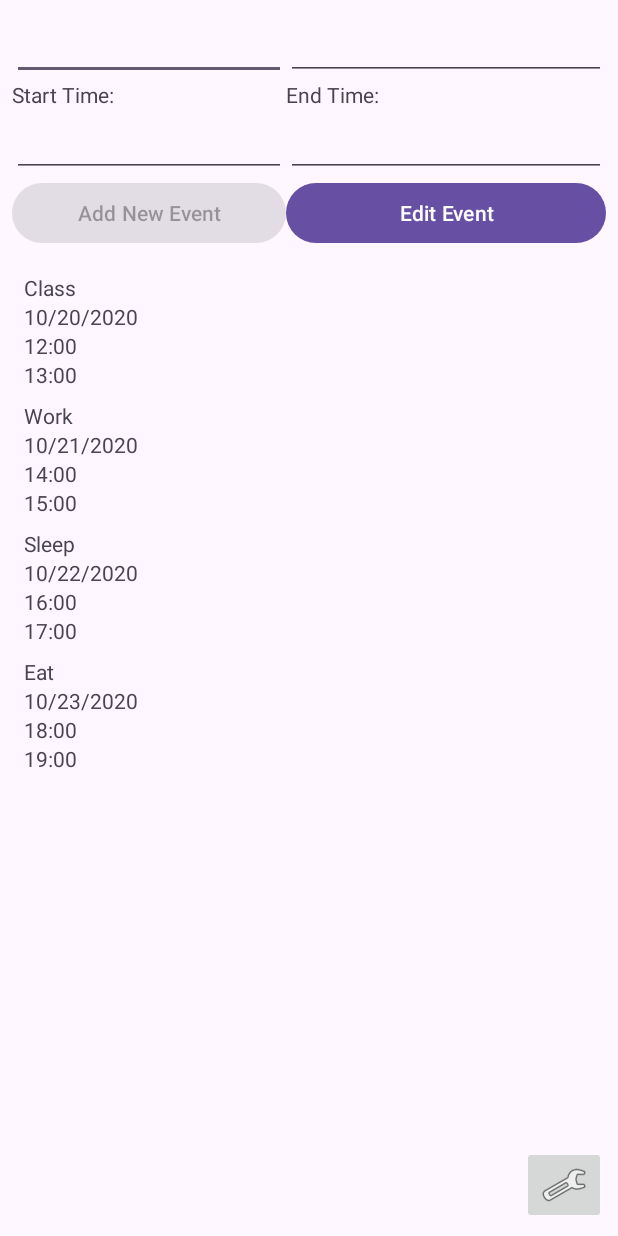
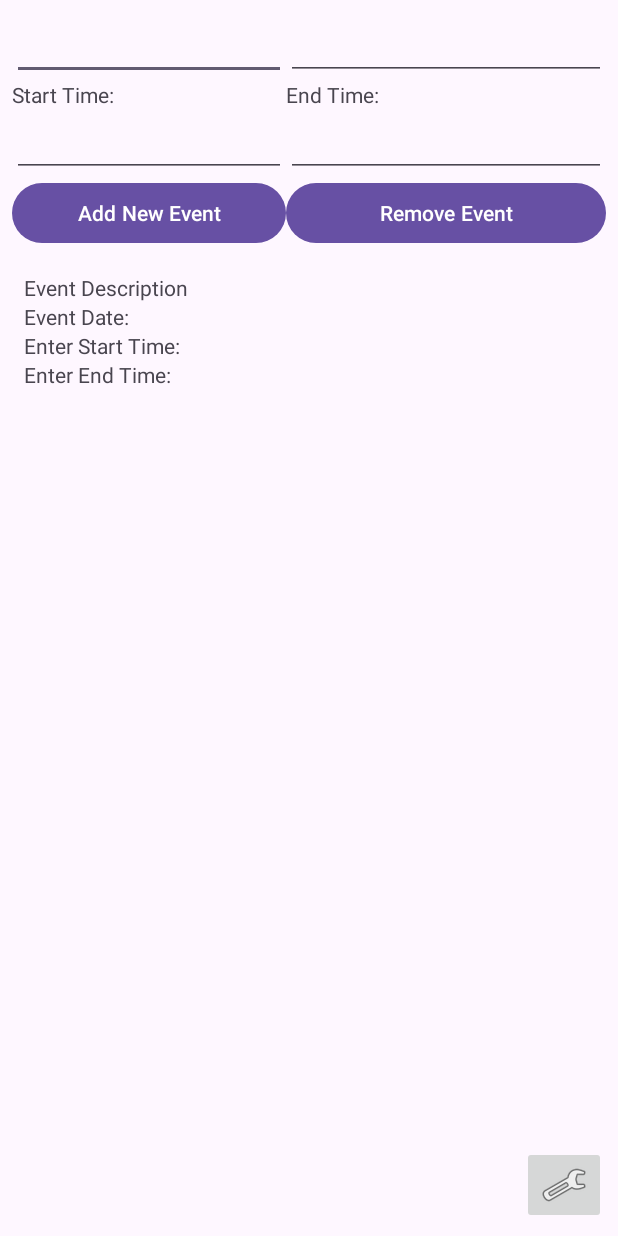
Before and after one commit to DavidObst-create/DavidObst_CIS3334_Project1, an Android app: the screen it shows after launch (MainActivity), after a tap on "Add New Event", on a phone screen of 412 x 824 dp. Run offline under Robolectric (Android 15) with nearby library versions, the phone set to English and light mode, and no system bars; our stand-ins replace Room's generated code.

Commit message:
Created the event Adapter, viewHolder, and layout. Also created simulated data to populate an array list to verify that things are progressing as expected. The buttons currently don't work, but will be enabled when appropriate. In the Add New Event case, the button will enable when there is data in all four of the editText fields. When an event in the recycler is focused, the data from that event object will populate the editTexts so the user can change the data if needed. Once the data has been changed in any of the fields, the Edit button will enable to allow the user to save the change they made.

```diff
--- a/app/src/main/AndroidManifest.xml
+++ b/app/src/main/AndroidManifest.xml
@@ -3,6 +3,7 @@
     xmlns:tools="http://schemas.android.com/tools">
 
     <application
+        android:appComponentFactory="android.support.v4.app.CoreComponentFactory"
         android:allowBackup="true"
         android:dataExtractionRules="@xml/data_extraction_rules"
         android:fullBackupContent="@xml/backup_rules"
@@ -11,7 +12,8 @@
         android:roundIcon="@mipmap/ic_launcher_round"
         android:supportsRtl="true"
         android:theme="@style/Theme.DavidObst_CIS3334_Project1"
-        tools:targetApi="31">
+        tools:targetApi="31"
+        tools:replace="android:appComponentFactory">
         <activity
             android:name=".ActivityReminderSettings"
             android:exported="false" />
--- a/app/src/main/java/com/example/davidobst_cis3334_project1/Event.java
+++ b/app/src/main/java/com/example/davidobst_cis3334_project1/Event.java
@@ -1,13 +1,25 @@
 package com.example.davidobst_cis3334_project1;
 
+import android.util.Log;
+
+import androidx.annotation.NonNull;
+import androidx.room.ColumnInfo;
 import androidx.room.Entity;
 import androidx.room.PrimaryKey;
 
 @Entity
 public class Event {
+    //@NonNull
+    //@ColumnInfo(name = "eventDescription")
     private String eventDescription;
+    //@NonNull
+    //@ColumnInfo(name = "eventDate")
     private String eventDate;
+    //@NonNull
+    //@ColumnInfo(name = "eventStart")
     private String eventStart;
+    //@NonNull
+    //@ColumnInfo(name = "eventEnd")
     private String eventEnd;
 
     @PrimaryKey(autoGenerate = true)
@@ -18,6 +30,7 @@ public class Event {
         this.eventDate = eventDate;
         this.eventStart = eventStart;
         this.eventEnd = eventEnd;
+        Log.d("CIS 3334","Event constructor has been called");
     }
 
     public String getEventDescription() {
--- a/app/src/main/java/com/example/davidobst_cis3334_project1/EventAdapter.java
+++ b/app/src/main/java/com/example/davidobst_cis3334_project1/EventAdapter.java
@@ -22,10 +22,11 @@ public class EventAdapter extends RecyclerView.Adapter<EventViewHolder> {
 
         eventList = new ArrayList<>();
 
-        eventList.add(new Event("Class", "10/20/2020", "12:00", "13:00"));
-        eventList.add(new Event("Work", "10/21/2020", "14:00", "15:00"));
-        eventList.add(new Event("Sleep", "10/22/2020", "16:00", "17:00"));
-        eventList.add(new Event("Eat", "10/23/2020", "18:00", "19:00"));
+        //test data
+        //eventList.add(new Event("Class", "10/20/2020", "12:00", "13:00"));
+        //eventList.add(new Event("Work", "10/21/2020", "14:00", "15:00"));
+        //eventList.add(new Event("Sleep", "10/22/2020", "16:00", "17:00"));
+        //eventList.add(new Event("Eat", "10/23/2020", "18:00", "19:00"));
     }
 
     @NonNull
@@ -56,4 +57,14 @@ public class EventAdapter extends RecyclerView.Adapter<EventViewHolder> {
         eventList.add(event);
         notifyDataSetChanged();
     }
+
+    public void setEventList(List<Event> eventList) {
+        this.eventList = eventList;
+        notifyDataSetChanged();
+    }
+
+    public void addAllEvents(List<Event> events) {
+        eventList.addAll(events);
+        notifyDataSetChanged();
+    }
 }
--- a/app/src/main/java/com/example/davidobst_cis3334_project1/EventRepository.java
+++ b/app/src/main/java/com/example/davidobst_cis3334_project1/EventRepository.java
@@ -30,4 +30,10 @@ public class EventRepository {
             eventDao.insert(event);
         });
     }
+
+    void delete(Event event) {
+        EventDatabase.databaseWriteExecutor.execute(() -> {
+            eventDao.delete(event);
+        });
+    }
 }
--- a/app/src/main/java/com/example/davidobst_cis3334_project1/MainActivity.java
+++ b/app/src/main/java/com/example/davidobst_cis3334_project1/MainActivity.java
@@ -2,6 +2,8 @@ package com.example.davidobst_cis3334_project1;
 
 import androidx.annotation.Nullable;
 import androidx.appcompat.app.AppCompatActivity;
+import androidx.lifecycle.LiveData;
+import androidx.lifecycle.MutableLiveData;
 import androidx.lifecycle.Observer;
 import androidx.lifecycle.ViewModelProvider;
 import androidx.recyclerview.widget.LinearLayoutManager;
@@ -26,12 +28,15 @@ public class MainActivity extends AppCompatActivity {
     EditText eventStart;
     EditText eventEnd;
     Button buttonAdd;
-    Button buttonEdit;
+    Button buttonRemove;
     ImageButton buttonSettings;
     MainViewModel mainViewModel;
     RecyclerView recyclerView;
+    EventAdapter adapter = new EventAdapter(getApplication(), mainViewModel);
 
-    ArrayList<Event> eventList = new ArrayList<>();
+    List<Event> eventList = new ArrayList<>();
+    //LiveData<List<Event>> eventListLiveData;
+
 
 
 
@@ -48,36 +53,38 @@ public class MainActivity extends AppCompatActivity {
         eventStart = (EditText) findViewById(R.id.editTimeStart);
         eventEnd = (EditText) findViewById(R.id.editTimeEnd);
         buttonAdd = (Button) findViewById(R.id.buttonAdd);
-        buttonEdit = (Button) findViewById(R.id.buttonEdit);
+        buttonRemove = (Button) findViewById(R.id.buttonRemove);
         buttonSettings = (ImageButton) findViewById(R.id.buttonSettings);
+
+        //eventListLiveData = mainViewModel.getAllEvents();
+
+
+
+
         recyclerView = (RecyclerView) findViewById(R.id.recyclerView);
-
-        EventAdapter adapter = new EventAdapter(getApplication(), mainViewModel);
         recyclerView.setAdapter(adapter);
         recyclerView.setLayoutManager(new LinearLayoutManager(this));
 
         setupAddEventButton();
-
+        setupRemoveEventButton();
         setupEditTextDate();
         setupEditTextDescription();
         setupEditStartTime();
         setupEditEndTime();
+        setupLiveDataObserver();
+
+        /*
+        eventListLiveData.observe(this, new Observer<List<Event>>() {
+            @Override
+            public void onChanged(List<Event> myItens) {
+                adapter.setEventList(myItens);
+            }
+        });
+
+         */
+    }
 
 
-        /*
-        //Check if editTextViews are empty
-        if (eventDescription.getText().toString().isEmpty()
-                && eventDate.getText().toString().isEmpty()
-                && eventStart.getText().toString().isEmpty()
-                && eventEnd.getText().toString().isEmpty()) {
-            buttonAdd.setEnabled(false);
-            buttonEdit.setEnabled(false);
-        } else {
-            buttonAdd.setEnabled(true);
-            buttonEdit.setEnabled(true);
-        }
-        */
-    }
 
     private void setupAddEventButton() {
         buttonAdd = (Button) findViewById(R.id.buttonAdd);
@@ -86,28 +93,57 @@ public class MainActivity extends AppCompatActivity {
            public void onClick(View v) {
                Log.d("CIS 3334", "Add Event Button Clicked");
 
-               //make sure the editTextViews are not empty
-               if (eventDescription.getText() != null &&
-                       eventDate.getText() != null &&
-                       eventStart.getText() != null &&
-                       eventEnd.getText() != null) {
+               try {
+                   String description = eventDescription.getText().toString();
+                   String date = eventDate.getText().toString();
+                   String start = eventStart.getText().toString();
+                   String end = eventEnd.getText().toString();
 
+                   //add event to database
+                   mainViewModel.insert(description, date, start, end);
 
-                   //add the event to the database
-                   mainViewModel.insert(
-                           eventDescription.getText().toString(),
-                           eventDate.getText().toString(),
-                           eventStart.getText().toString(),
-                           eventEnd.getText().toString()
-                   );
                    //empty the editTextViews and set add button to false
                    eventDescription.setText("");
                    eventDate.setText("");
                    eventStart.setText("");
                    eventEnd.setText("");
-                   buttonAdd.setEnabled(false);
+                   //buttonAdd.setEnabled(false);
+               } catch (Exception e) {
+                     Log.d("CIS 3334", "Error: " + e.getMessage());
                }
+
+
+
+
            }
+        });
+    }
+
+    private void setupRemoveEventButton() {
+        buttonRemove = (Button) findViewById(R.id.buttonRemove);
+
+        buttonRemove.setOnClickListener(new View.OnClickListener() {
+            @Override
+            public void onClick(View v) {
+                Log.d("CIS 3334", "Remove Event Button Clicked");
+                //eventList to the value of live data
+                //eventList = eventListLiveData.getValue();
+                Log.d("CIS 3334", "Event List Size: " + eventList.size());
+                Log.d("CIS 3334", "Event List: " + eventList.get(0).getEventDescription());
+
+                //find and store index of event from eventList where the date, start, and end match
+                for (Event event: eventList) {
+                    if (event.getEventDate().equals(eventDate.getText().toString())
+                            && event.getEventStart().equals(eventStart.getText().toString())
+                            && event.getEventEnd().equals(eventEnd.getText().toString())) {
+                        //remove event from eventList
+                        mainViewModel.delete(event);
+                    }
+                }
+                //notify the adapter that the data has changed
+                recyclerView.getAdapter().notifyDataSetChanged();
+
+            }
         });
     }
 
@@ -193,8 +229,10 @@ public class MainActivity extends AppCompatActivity {
         mainViewModel.getAllEvents().observe(this, new Observer<List<Event>>() {
             @Override
             public void onChanged(@Nullable List<Event> events) {
-                eventList.clear();
-                eventList.addAll(events);
+                Log.d("CIS 3334", "On Change Called");
+                eventList = events;
+                adapter.setEventList(eventList);
+                Log.d("CIS 3334", "Event List Size: " + eventList.size());
                 recyclerView.getAdapter().notifyDataSetChanged();
             }
         });
--- a/app/src/main/java/com/example/davidobst_cis3334_project1/MainViewModel.java
+++ b/app/src/main/java/com/example/davidobst_cis3334_project1/MainViewModel.java
@@ -29,6 +29,10 @@ public class MainViewModel extends AndroidViewModel {
         return eventList;
     }
 
+    public void delete(Event event) {
+        eventRepository.delete(event);
+    }
+
     public boolean equals(Event event) {
         if (event.getEventDescription().equals(this)
                 && event.getEventStart().equals(this)
--- a/app/src/main/res/layout/activity_main.xml
+++ b/app/src/main/res/layout/activity_main.xml
@@ -19,12 +19,12 @@
         app:layout_constraintTop_toBottomOf="@+id/editTimeStart" />
 
     <Button
-        android:id="@+id/buttonEdit"
+        android:id="@+id/buttonRemove"
         android:layout_width="0dp"
         android:layout_height="wrap_content"
         android:layout_marginEnd="8dp"
         android:enabled="true"
-        android:text="Edit Event"
+        android:text="Remove Event"
         app:layout_constraintEnd_toEndOf="parent"
         app:layout_constraintStart_toEndOf="@+id/editTimeStart"
         app:layout_constraintTop_toTopOf="@+id/buttonAdd" />
@@ -103,7 +103,7 @@
         android:layout_marginTop="8dp"
         android:layout_marginBottom="8dp"
         app:layout_constraintBottom_toTopOf="@+id/buttonSettings"
-        app:layout_constraintEnd_toEndOf="@+id/buttonEdit"
+        app:layout_constraintEnd_toEndOf="@+id/buttonRemove"
         app:layout_constraintStart_toStartOf="@+id/buttonAdd"
         app:layout_constraintTop_toBottomOf="@+id/buttonAdd" />
 
```
